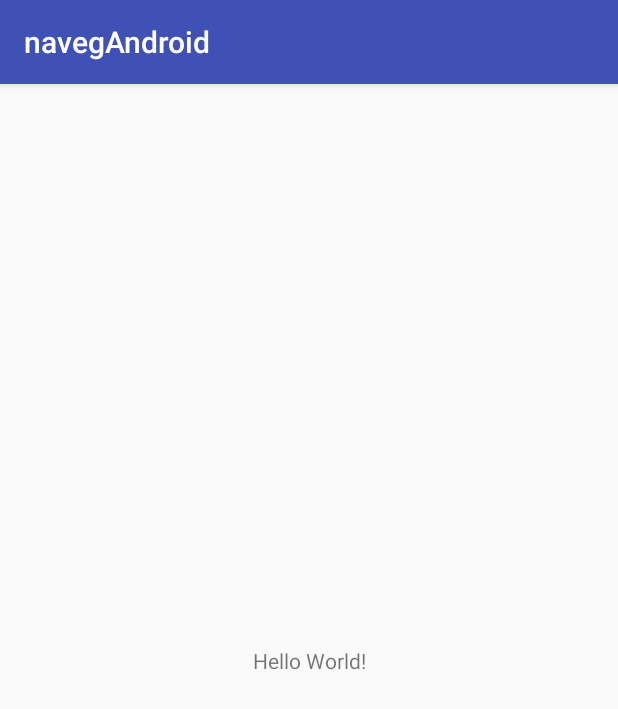
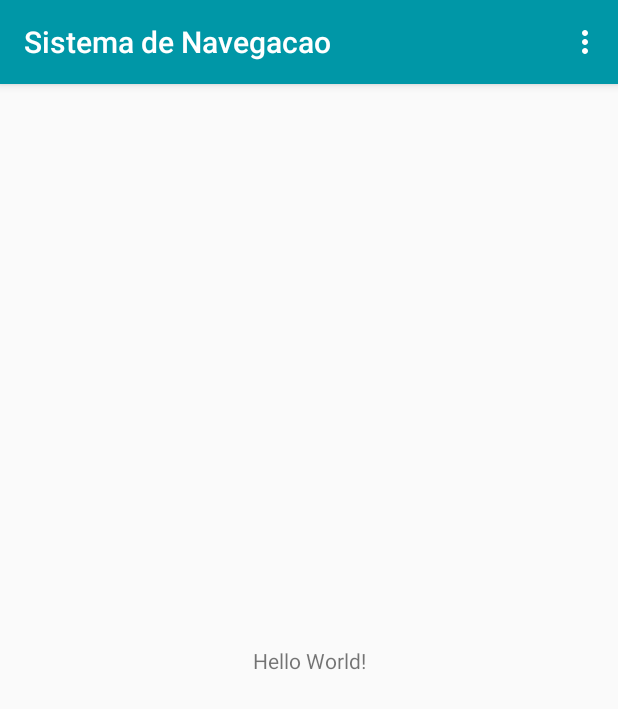
Before and after one commit to palomacorreia/_ANDROID_navegAndroid, an Android app: the screen it shows after launch (MainActivity), on a phone screen of 412 x 824 dp. Shown: the top 709 px of the screen. Run offline under Robolectric (Android 15) with nearby library versions, the phone set to English and light mode, and no system bars.

Commit message:
telas sobre e menu

```diff
--- a/app/src/main/java/syssatelite/navegandroid/MainActivity.java
+++ b/app/src/main/java/syssatelite/navegandroid/MainActivity.java
@@ -1,7 +1,11 @@
 package syssatelite.navegandroid;
 
+import android.content.Intent;
 import android.support.v7.app.AppCompatActivity;
 import android.os.Bundle;
+import android.view.Menu;
+import android.view.MenuInflater;
+import android.view.MenuItem;
 
 public class MainActivity extends AppCompatActivity {
 
@@ -10,4 +14,32 @@ public class MainActivity extends AppCompatActivity {
         super.onCreate(savedInstanceState);
         setContentView(R.layout.activity_main);
     }
+    @Override
+    public boolean onCreateOptionsMenu(Menu menu) {
+
+        MenuInflater inflater = getMenuInflater();
+        inflater.inflate(R.menu.menu, menu);
+
+        return super.onCreateOptionsMenu(menu);
+    }
+
+    @Override
+    public boolean onOptionsItemSelected(MenuItem item) {
+        // Handle item selection
+        switch (item.getItemId()) {
+            case R.id.configurar:
+                //newGame();
+                return true;
+            case R.id.localizar:
+                //showHelp();
+                return true;
+            case R.id.sobre:
+                Intent intent = new Intent(MainActivity.this, telaSobre.class);
+                startActivity(intent);
+                return true;
+            default:
+                return true;
+
+        }
+    }
 }
--- /dev/null
+++ b/app/src/main/res/menu/menu.xml
@@ -0,0 +1,27 @@
+<?xml version="1.0" encoding="utf-8"?>
+<menu
+    xmlns:android="http://schemas.android.com/apk/res/android">
+    <item android:id="@+id/menuProgress"
+        android:showAsAction="always" />
+    <!--<item android:id="@+id/menuNewBuzz"-->
+        <!--android:icon="@android:drawable/ic_input_add"-->
+        <!--android:title="@string/localizar"-->
+        <!--android:alphabeticShortcut="n"-->
+        <!--android:showAsAction="ifRoom|withText" />-->
+    <item android:id="@+id/configurar"
+        android:icon="@android:drawable/ic_lock_lock"
+        android:title="@string/configurar"
+        android:alphabeticShortcut="a"
+        android:showAsAction="withText" />
+    <item
+        android:id="@+id/localizar"
+        android:alphabeticShortcut="s"
+        android:icon="@android:drawable/ic_menu_preferences"
+        android:showAsAction="withText"
+        android:title="@string/localizar" />
+    <item android:id="@+id/sobre"
+        android:icon="@android:drawable/ic_menu_info_details"
+        android:title="@string/sobre"
+        android:alphabeticShortcut="b"
+        android:showAsAction="withText" />
+</menu>
--- a/app/src/main/res/values/strings.xml
+++ b/app/src/main/res/values/strings.xml
@@ -1,3 +1,6 @@
 <resources>
-    <string name="app_name">navegAndroid</string>
+    <string name="app_name">Sistema de Navegacao</string>
+    <string name="localizar">Localizar</string>
+    <string name="configurar">Configurar</string>
+    <string name="sobre">Sobre</string>
 </resources>
--- a/app/src/main/res/values/styles.xml
+++ b/app/src/main/res/values/styles.xml
@@ -3,9 +3,9 @@
     <!-- Base application theme. -->
     <style name="AppTheme" parent="Theme.AppCompat.Light.DarkActionBar">
         <!-- Customize your theme here. -->
-        <item name="colorPrimary">@color/colorPrimary</item>
-        <item name="colorPrimaryDark">@color/colorPrimaryDark</item>
-        <item name="colorAccent">@color/colorAccent</item>
+        <item name="colorPrimaryDark">#00BCD4</item>
+        <item name="colorPrimary">#0097A7</item>
+        <item name="colorAccent">@android:color/holo_purple</item>
     </style>
 
 </resources>
```
Also changed, not shown: app/src/main/AndroidManifest.xml (+7 -0 lines), app/src/main/java/syssatelite/navegandroid/telaSobre.java (added, +13 -0 lines), app/src/main/res/layout/activity_tela_sobre.xml (added, +24 -0 lines).
